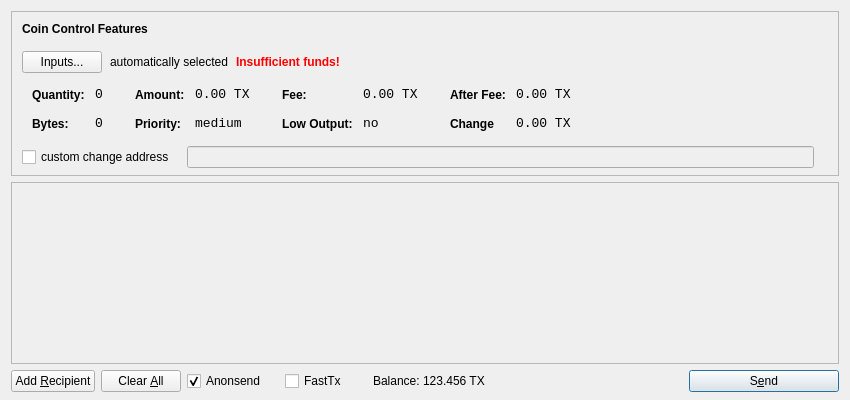
Old version of the form src/qt/forms/sendcoinsdialog.ui in the repository martexcoin/martexcoin_4x.
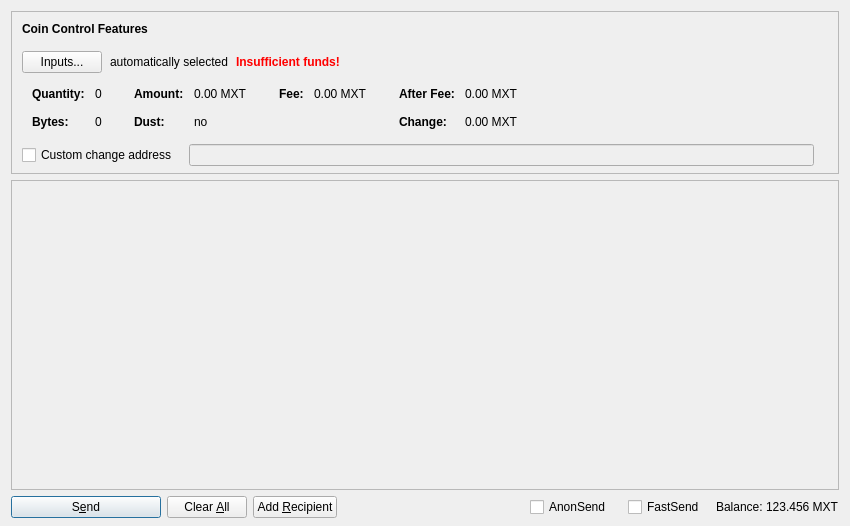
New version of the form. Icons and pictures are not drawn. Custom widgets are drawn as their Qt base class.

The edit to the form file:
```diff
--- a/src/qt/forms/sendcoinsdialog.ui
+++ b/src/qt/forms/sendcoinsdialog.ui
@@ -7,13 +7,13 @@
     <x>0</x>
     <y>0</y>
     <width>850</width>
-    <height>400</height>
+    <height>526</height>
    </rect>
   </property>
   <property name="windowTitle">
    <string>Send Coins</string>
   </property>
-  <layout class="QVBoxLayout" name="verticalLayout" stretch="0,1,0">
+  <layout class="QVBoxLayout" name="verticalLayout" stretch="0,1,0,0">
    <property name="bottomMargin">
     <number>8</number>
    </property>
@@ -39,7 +39,7 @@
      </property>
      <layout class="QVBoxLayout" name="verticalLayoutCoinControl2">
       <property name="spacing">
-       <number>-1</number>
+       <number>0</number>
       </property>
       <property name="leftMargin">
        <number>0</number>
@@ -206,8 +206,11 @@
                </property>
                <item row="0" column="0">
                 <widget class="QLabel" name="labelCoinControlQuantityText">
-                 <property name="styleSheet">
-                  <string notr="true">font-weight:bold;</string>
+                 <property name="font">
+                  <font>
+                   <weight>75</weight>
+                   <bold>true</bold>
+                  </font>
                  </property>
                  <property name="text">
                   <string>Quantity:</string>
@@ -219,12 +222,6 @@
                </item>
                <item row="0" column="1">
                 <widget class="QLabel" name="labelCoinControlQuantity">
-                 <property name="font">
-                  <font>
-                   <family>Monospace</family>
-                   <pointsize>10</pointsize>
-                  </font>
-                 </property>
                  <property name="cursor">
                   <cursorShape>IBeamCursor</cursorShape>
                  </property>
@@ -244,8 +241,11 @@
                </item>
                <item row="1" column="0">
                 <widget class="QLabel" name="labelCoinControlBytesText">
-                 <property name="styleSheet">
-                  <string notr="true">font-weight:bold;</string>
+                 <property name="font">
+                  <font>
+                   <weight>75</weight>
+                   <bold>true</bold>
+                  </font>
                  </property>
                  <property name="text">
                   <string>Bytes:</string>
@@ -254,12 +254,6 @@
                </item>
                <item row="1" column="1">
                 <widget class="QLabel" name="labelCoinControlBytes">
-                 <property name="font">
-                  <font>
-                   <family>Monospace</family>
-                   <pointsize>10</pointsize>
-                  </font>
-                 </property>
                  <property name="cursor">
                   <cursorShape>IBeamCursor</cursorShape>
                  </property>
@@ -295,8 +289,11 @@
                </property>
                <item row="0" column="0">
                 <widget class="QLabel" name="labelCoinControlAmountText">
-                 <property name="styleSheet">
-                  <string notr="true">font-weight:bold;</string>
+                 <property name="font">
+                  <font>
+                   <weight>75</weight>
+                   <bold>true</bold>
+                  </font>
                  </property>
                  <property name="text">
                   <string>Amount:</string>
@@ -308,12 +305,6 @@
                </item>
                <item row="0" column="1">
                 <widget class="QLabel" name="labelCoinControlAmount">
-                 <property name="font">
-                  <font>
-                   <family>Monospace</family>
-                   <pointsize>10</pointsize>
-                  </font>
-                 </property>
                  <property name="cursor">
                   <cursorShape>IBeamCursor</cursorShape>
                  </property>
@@ -321,7 +312,7 @@
                   <enum>Qt::ActionsContextMenu</enum>
                  </property>
                  <property name="text">
-                  <string>0.00 TX</string>
+                  <string notr="true">0.00 MXT</string>
                  </property>
                  <property name="textInteractionFlags">
                   <set>Qt::LinksAccessibleByMouse|Qt::TextSelectableByKeyboard|Qt::TextSelectableByMouse</set>
@@ -329,23 +320,20 @@
                 </widget>
                </item>
                <item row="1" column="0">
-                <widget class="QLabel" name="labelCoinControlPriorityText">
-                 <property name="styleSheet">
-                  <string notr="true">font-weight:bold;</string>
+                <widget class="QLabel" name="labelCoinControlLowOutputText">
+                 <property name="font">
+                  <font>
+                   <weight>75</weight>
+                   <bold>true</bold>
+                  </font>
                  </property>
                  <property name="text">
-                  <string>Priority:</string>
+                  <string>Dust:</string>
                  </property>
                 </widget>
                </item>
                <item row="1" column="1">
-                <widget class="QLabel" name="labelCoinControlPriority">
-                 <property name="font">
-                  <font>
-                   <family>Monospace</family>
-                   <pointsize>10</pointsize>
-                  </font>
-                 </property>
+                <widget class="QLabel" name="labelCoinControlLowOutput">
                  <property name="cursor">
                   <cursorShape>IBeamCursor</cursorShape>
                  </property>
@@ -353,7 +341,7 @@
                   <enum>Qt::ActionsContextMenu</enum>
                  </property>
                  <property name="text">
-                  <string>medium</string>
+                  <string notr="true">no</string>
                  </property>
                  <property name="textInteractionFlags">
                   <set>Qt::LinksAccessibleByMouse|Qt::TextSelectableByKeyboard|Qt::TextSelectableByMouse</set>
@@ -381,8 +369,11 @@
                </property>
                <item row="0" column="0">
                 <widget class="QLabel" name="labelCoinControlFeeText">
-                 <property name="styleSheet">
-                  <string notr="true">font-weight:bold;</string>
+                 <property name="font">
+                  <font>
+                   <weight>75</weight>
+                   <bold>true</bold>
+                  </font>
                  </property>
                  <property name="text">
                   <string>Fee:</string>
@@ -394,12 +385,6 @@
                </item>
                <item row="0" column="1">
                 <widget class="QLabel" name="labelCoinControlFee">
-                 <property name="font">
-                  <font>
-                   <family>Monospace</family>
-                   <pointsize>10</pointsize>
-                  </font>
-                 </property>
                  <property name="cursor">
                   <cursorShape>IBeamCursor</cursorShape>
                  </property>
@@ -407,39 +392,7 @@
                   <enum>Qt::ActionsContextMenu</enum>
                  </property>
                  <property name="text">
-                  <string>0.00 TX</string>
-                 </property>
-                 <property name="textInteractionFlags">
-                  <set>Qt::LinksAccessibleByMouse|Qt::TextSelectableByKeyboard|Qt::TextSelectableByMouse</set>
-                 </property>
-                </widget>
-               </item>
-               <item row="1" column="0">
-                <widget class="QLabel" name="labelCoinControlLowOutputText">
-                 <property name="styleSheet">
-                  <string notr="true">font-weight:bold;</string>
-                 </property>
-                 <property name="text">
-                  <string>Low Output:</string>
-                 </property>
-                </widget>
-               </item>
-               <item row="1" column="1">
-                <widget class="QLabel" name="labelCoinControlLowOutput">
-                 <property name="font">
-                  <font>
-                   <family>Monospace</family>
-                   <pointsize>10</pointsize>
-                  </font>
-                 </property>
-                 <property name="cursor">
-                  <cursorShape>IBeamCursor</cursorShape>
-                 </property>
-                 <property name="contextMenuPolicy">
-                  <enum>Qt::ActionsContextMenu</enum>
-                 </property>
-                 <property name="text">
-                  <string>no</string>
+                  <string notr="true">0.00 MXT</string>
                  </property>
                  <property name="textInteractionFlags">
                   <set>Qt::LinksAccessibleByMouse|Qt::TextSelectableByKeyboard|Qt::TextSelectableByMouse</set>
@@ -467,8 +420,11 @@
                </property>
                <item row="0" column="0">
                 <widget class="QLabel" name="labelCoinControlAfterFeeText">
-                 <property name="styleSheet">
-                  <string notr="true">font-weight:bold;</string>
+                 <property name="font">
+                  <font>
+                   <weight>75</weight>
+                   <bold>true</bold>
+                  </font>
                  </property>
                  <property name="text">
                   <string>After Fee:</string>
@@ -480,12 +436,6 @@
                </item>
                <item row="0" column="1">
                 <widget class="QLabel" name="labelCoinControlAfterFee">
-                 <property name="font">
-                  <font>
-                   <family>Monospace</family>
-                   <pointsize>10</pointsize>
-                  </font>
-                 </property>
                  <property name="cursor">
                   <cursorShape>IBeamCursor</cursorShape>
                  </property>
@@ -493,7 +443,7 @@
                   <enum>Qt::ActionsContextMenu</enum>
                  </property>
                  <property name="text">
-                  <string>0.00 TX</string>
+                  <string notr="true">0.00 MXT</string>
                  </property>
                  <property name="textInteractionFlags">
                   <set>Qt::LinksAccessibleByMouse|Qt::TextSelectableByKeyboard|Qt::TextSelectableByMouse</set>
@@ -502,22 +452,19 @@
                </item>
                <item row="1" column="0">
                 <widget class="QLabel" name="labelCoinControlChangeText">
-                 <property name="styleSheet">
-                  <string notr="true">font-weight:bold;</string>
+                 <property name="font">
+                  <font>
+                   <weight>75</weight>
+                   <bold>true</bold>
+                  </font>
                  </property>
                  <property name="text">
-                  <string>Change</string>
+                  <string>Change:</string>
                  </property>
                 </widget>
                </item>
                <item row="1" column="1">
                 <widget class="QLabel" name="labelCoinControlChange">
-                 <property name="font">
-                  <font>
-                   <family>Monospace</family>
-                   <pointsize>10</pointsize>
-                  </font>
-                 </property>
                  <property name="cursor">
                   <cursorShape>IBeamCursor</cursorShape>
                  </property>
@@ -525,7 +472,7 @@
                   <enum>Qt::ActionsContextMenu</enum>
                  </property>
                  <property name="text">
-                  <string>0.00 TX</string>
+                  <string notr="true">0.00 MXT</string>
                  </property>
                  <property name="textInteractionFlags">
                   <set>Qt::LinksAccessibleByMouse|Qt::TextSelectableByKeyboard|Qt::TextSelectableByMouse</set>
@@ -556,7 +503,7 @@
           <item>
            <widget class="QCheckBox" name="checkBoxCoinControlChange">
             <property name="text">
-             <string>custom change address</string>
+             <string>Custom change address</string>
             </property>
            </widget>
           </item>
@@ -626,11 +573,20 @@
         <x>0</x>
         <y>0</y>
         <width>830</width>
-        <height>165</height>
+        <height>104</height>
        </rect>
       </property>
-      <layout class="QVBoxLayout" name="verticalLayout_2">
-       <property name="margin">
+      <layout class="QVBoxLayout" name="verticalLayout_2" stretch="0,1">
+       <property name="leftMargin">
+        <number>0</number>
+       </property>
+       <property name="topMargin">
+        <number>0</number>
+       </property>
+       <property name="rightMargin">
+        <number>0</number>
+       </property>
+       <property name="bottomMargin">
         <number>0</number>
        </property>
        <item>
@@ -660,16 +616,25 @@
    <item>
     <layout class="QHBoxLayout" name="horizontalLayout">
      <item>
-      <widget class="QPushButton" name="addButton">
+      <widget class="QPushButton" name="sendButton">
+       <property name="minimumSize">
+        <size>
+         <width>150</width>
+         <height>0</height>
+        </size>
+       </property>
        <property name="toolTip">
         <string>Send to multiple recipients at once</string>
        </property>
        <property name="text">
-        <string>Add &amp;Recipient</string>
+        <string>S&amp;end</string>
        </property>
        <property name="autoDefault">
         <bool>false</bool>
        </property>
+       <property name="default">
+        <bool>true</bool>
+       </property>
       </widget>
      </item>
      <item>
@@ -689,18 +654,41 @@
        <property name="autoRepeatDelay">
         <number>300</number>
        </property>
+      </widget>
+     </item>
+     <item>
+      <widget class="QPushButton" name="addButton">
+       <property name="toolTip">
+        <string>Send to multiple recipients at once</string>
+       </property>
+       <property name="text">
+        <string>Add &amp;Recipient</string>
+       </property>
        <property name="autoDefault">
         <bool>false</bool>
        </property>
       </widget>
      </item>
+     <item>
+      <spacer name="horizontalSpacer">
+       <property name="orientation">
+        <enum>Qt::Horizontal</enum>
+       </property>
+       <property name="sizeHint" stdset="0">
+        <size>
+         <width>40</width>
+         <height>20</height>
+        </size>
+       </property>
+      </spacer>
+     </item>
      <item>
       <layout class="QHBoxLayout" name="horizontalLayout_2">
        <property name="spacing">
         <number>3</number>
        </property>
-        <item>
-        <widget class="QCheckBox" name="checkUseAnonsend">
+       <item>
+        <widget class="QCheckBox" name="checkUseAnonSend">
          <property name="minimumSize">
           <size>
            <width>95</width>
@@ -708,10 +696,10 @@
           </size>
          </property>
          <property name="text">
-          <string>Anonsend</string>
+          <string>AnonSend</string>
          </property>
          <property name="checked">
-          <bool>true</bool>
+          <bool>false</bool>
          </property>
         </widget>
        </item>
@@ -727,18 +715,12 @@
           </size>
          </property>
          <property name="text">
-          <string>FastTx</string>
+          <string>FastSend</string>
          </property>
         </widget>
        </item>
        <item>
         <widget class="QLabel" name="label">
-         <property name="sizePolicy">
-          <sizepolicy hsizetype="Preferred" vsizetype="Fixed">
-           <horstretch>0</horstretch>
-           <verstretch>0</verstretch>
-          </sizepolicy>
-         </property>
          <property name="text">
           <string>Balance:</string>
          </property>
@@ -756,7 +738,7 @@
           <cursorShape>IBeamCursor</cursorShape>
          </property>
          <property name="text">
-          <string>123.456 TX</string>
+          <string notr="true">123.456 MXT</string>
          </property>
          <property name="textInteractionFlags">
           <set>Qt::LinksAccessibleByMouse|Qt::TextSelectableByKeyboard|Qt::TextSelectableByMouse</set>
@@ -765,46 +747,23 @@
        </item>
       </layout>
      </item>
-     <item>
-      <spacer name="horizontalSpacer">
-       <property name="orientation">
-        <enum>Qt::Horizontal</enum>
-       </property>
-       <property name="sizeHint" stdset="0">
-        <size>
-         <width>40</width>
-         <height>20</height>
-        </size>
-       </property>
-      </spacer>
-     </item>
-     <item>
-      <widget class="QPushButton" name="sendButton">
-       <property name="minimumSize">
-        <size>
-         <width>150</width>
-         <height>0</height>
-        </size>
-       </property>
-       <property name="toolTip">
-        <string>Confirm the send action</string>
-       </property>
-       <property name="text">
-        <string>S&amp;end</string>
-       </property>
-       <property name="icon">
-        <iconset resource="../bitcoin.qrc">
-         <normaloff>:/icons/send</normaloff>:/icons/send</iconset>
-       </property>
-       <property name="default">
-        <bool>true</bool>
-       </property>
-      </widget>
-     </item>
     </layout>
    </item>
   </layout>
  </widget>
+ <customwidgets>
+  <customwidget>
+   <class>QValidatedLineEdit</class>
+   <extends>QLineEdit</extends>
+   <header>qvalidatedlineedit.h</header>
+  </customwidget>
+  <customwidget>
+   <class>BitcoinAmountField</class>
+   <extends>QLineEdit</extends>
+   <header>bitcoinamountfield.h</header>
+   <container>1</container>
+  </customwidget>
+ </customwidgets>
  <resources>
   <include location="../bitcoin.qrc"/>
  </resources>
```
Left out of the diff: 612 changed lines with no effect on the pictures.
